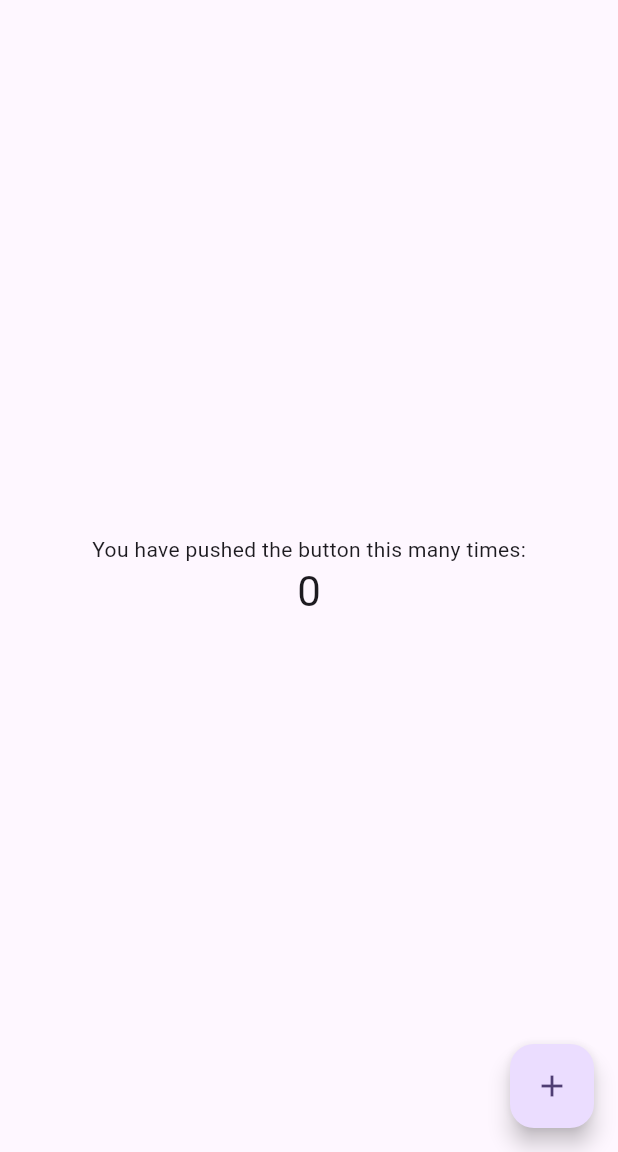
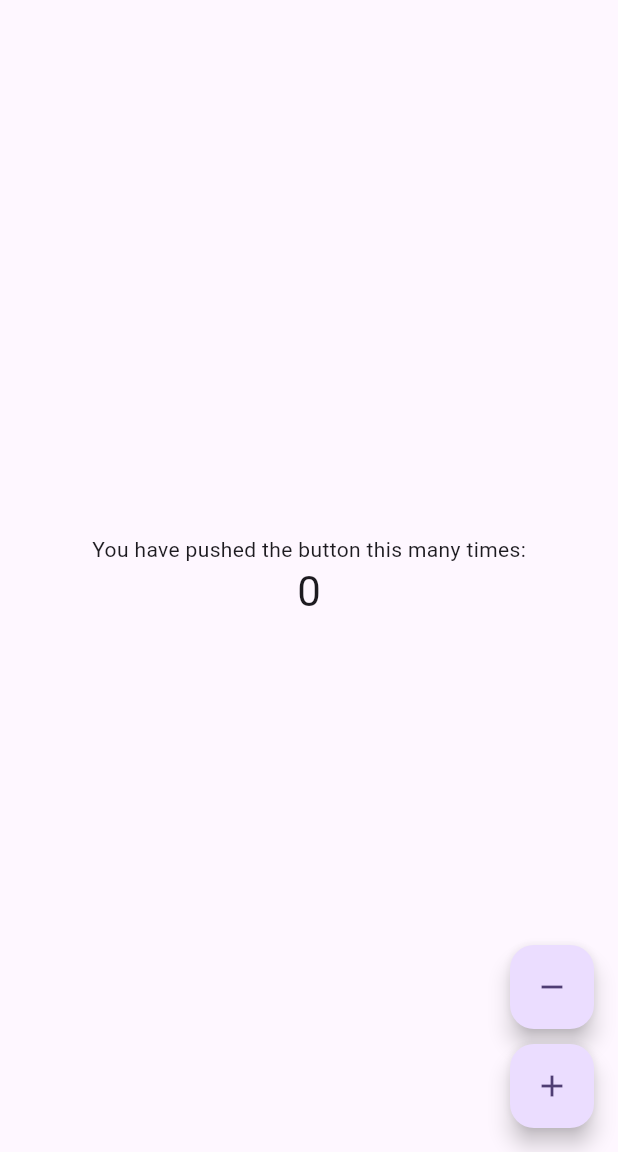
Before and after one commit to SjdnDzikran/test-counter, a Flutter app: the screen it shows after launch, on a phone screen of 412 x 824 dp, the part 84-1236 px from its top. Run offline on Flutter 3.47's test engine with Material 3 defaults, Android fonts, the phone set to English and light mode, and no system bars.

Commit message:
feat(counter): Add decrement button and fix increment logic (#2)
* refactor: update increment logic and restructure floating action buttons

* bump version to 1.0.1+1

```diff
--- a/lib/main.dart
+++ b/lib/main.dart
@@ -33,7 +33,13 @@ class _MyHomePageState extends State<MyHomePage> {
 
   void _incrementCounter() {
     setState(() {
-      _counter+= 2;
+      _counter++;
+    });
+  }
+
+  void _decrementCounter() {
+    setState(() {
+      _counter-= 2;
     });
   }
 
@@ -56,10 +62,23 @@ class _MyHomePageState extends State<MyHomePage> {
           ],
         ),
       ),
-      floatingActionButton: FloatingActionButton(
-        onPressed: _incrementCounter,
-        tooltip: 'Increment',
-        child: const Icon(Icons.add),
+      floatingActionButton: Column(
+        mainAxisAlignment: MainAxisAlignment.end,
+        children: <Widget>[
+          FloatingActionButton(
+            onPressed: _decrementCounter,
+            tooltip: 'Decrement by 2',
+            heroTag: 'decrementButton', // Add a unique heroTag
+            child: const Icon(Icons.remove),
+          ),
+          const SizedBox(height: 10), // Add some spacing between buttons
+          FloatingActionButton(
+            onPressed: _incrementCounter,
+            tooltip: 'Increment',
+            heroTag: 'incrementButton', // Add a unique heroTag
+            child: const Icon(Icons.add),
+          ),
+        ],
       ),
     );
   }
--- a/pubspec.yaml
+++ b/pubspec.yaml
@@ -16,7 +16,7 @@ publish_to: 'none' # Remove this line if you wish to publish to pub.dev
 # https://developer.apple.com/library/archive/documentation/General/Reference/InfoPlistKeyReference/Articles/CoreFoundationKeys.html
 # In Windows, build-name is used as the major, minor, and patch parts
 # of the product and file versions while build-number is used as the build suffix.
-version: 1.0.0+1
+version: 1.0.1+1
 
 environment:
   sdk: ^3.9.2
```
